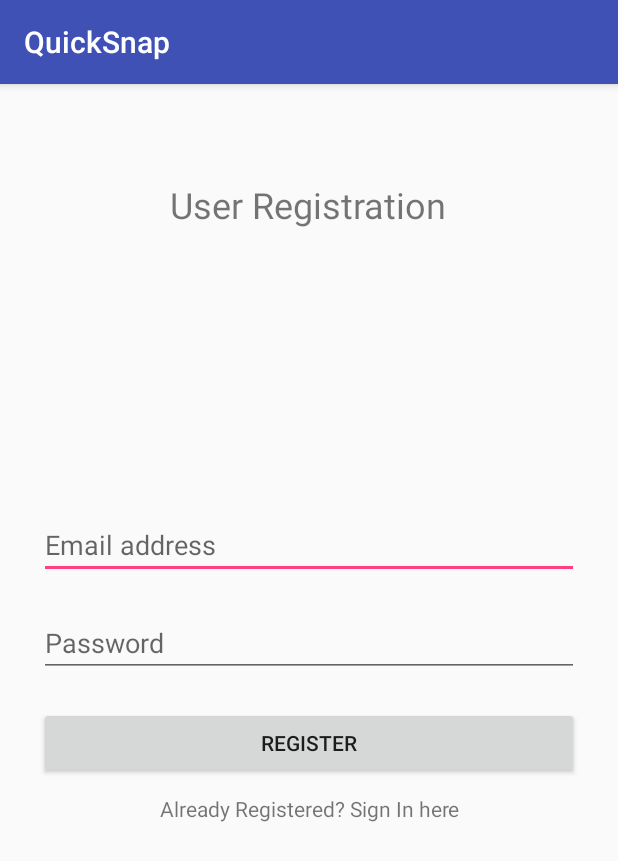
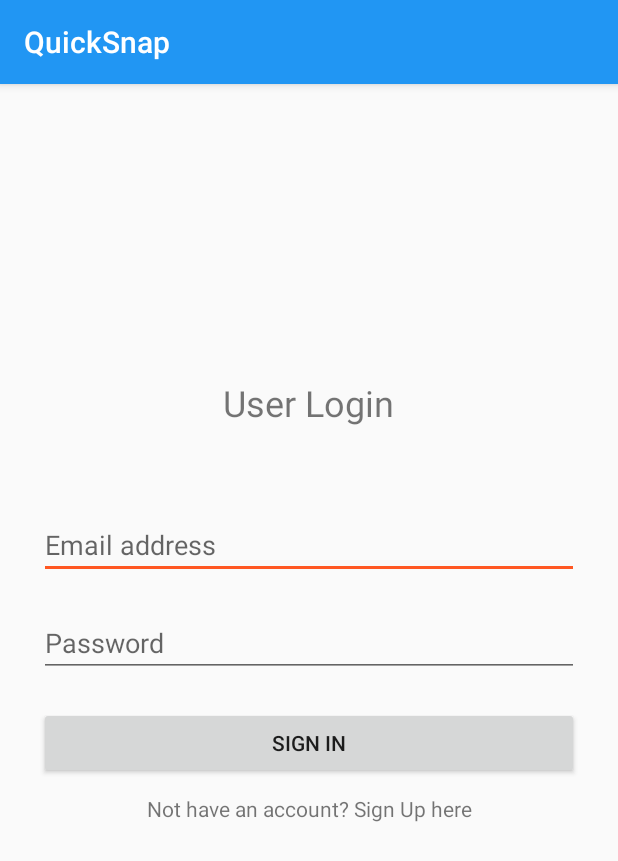
Before and after one commit to Ecko95/QuickSnap, an Android app: the screen it shows after launch (MainActivity), on a phone screen of 412 x 824 dp. Shown: the top 861 px of the screen. Run offline under Robolectric (Android 15) with nearby library versions, the phone set to English and light mode, and no system bars; our stand-ins replace Firebase (no records; nobody signed in at launch, a user with empty details on screens opened directly); libraries missing offline, so code that uses them is left out: com.github.paolorotolo.appintro.

```diff
--- a/app/src/main/AndroidManifest.xml
+++ b/app/src/main/AndroidManifest.xml
@@ -21,7 +21,6 @@
                 <category android:name="android.intent.category.LAUNCHER" />
             </intent-filter>
         </activity>
-        <activity android:name=".LoginActivity" />
         <activity
             android:name=".UserProfileActivity"
             android:label="@string/app_name"
@@ -29,7 +28,8 @@
         <activity android:name=".FullScreenImageActivity" />
         <activity android:name=".VideoPlayActivity" />
         <activity android:name=".IntroActivity" />
-        <activity android:name=".EditImageActivity"></activity>
+        <activity android:name=".EditImageActivity" />
+        <activity android:name=".RegisterActivity" />
     </application>
 
 </manifest>
--- a/app/src/main/java/com/joshuaduffill/quicksnap/IntroActivity.java
+++ b/app/src/main/java/com/joshuaduffill/quicksnap/IntroActivity.java
@@ -27,8 +27,8 @@ public class IntroActivity extends AppIntro {
 
         // Instead of fragments, you can also use our default slide
         // Just set a title, description, background and image. AppIntro will do the rest.
-        addSlide(AppIntroFragment.newInstance("QuickSnap!", "QuickSnap is a photo editor that allows you to capture and share your best moments with friends and family", R.mipmap.quicksnap_logo, getColor(R.color.colorPrimary)));
-        addSlide(AppIntroFragment.newInstance("Snap, Edit & Share!", "In order for the app to work effectively we require storage and camera permissions", R.mipmap.quicksnap_logo, getColor(R.color.colorPrimary)));
+        addSlide(AppIntroFragment.newInstance("QuickSnap!", "QuickSnap is a photo editor that allows you to capture and share your best moments with friends and family", R.mipmap.quicksnap_logo, getColor(R.color.primary_dark)));
+        addSlide(AppIntroFragment.newInstance("Snap, Edit & Share!", "In order for the app to work effectively we require storage and camera permissions", R.mipmap.quicksnap_logo, getColor(R.color.primary_dark)));
 
 
         // Ask for CAMERA permission on the second slide
--- a/app/src/main/java/com/joshuaduffill/quicksnap/MainActivity.java
+++ b/app/src/main/java/com/joshuaduffill/quicksnap/MainActivity.java
@@ -32,14 +32,21 @@ public class MainActivity extends AppCompatActivity {
 
     //initialize our variables
 
-    private Button btnRegister;
+//    private Button btnRegister;
+//    private EditText etEmail;
+//    private EditText etPassword;
+//    private TextView txtSignIn;
+//
+//    private ProgressDialog progressDialog;
+//
+//    private FirebaseAuth firebaseAuth;
+
+    private Button btnSignIn;
     private EditText etEmail;
     private EditText etPassword;
-    private TextView txtSignIn;
-
+    private TextView txtSignUp;
+    private FirebaseAuth firebaseAuth;
     private ProgressDialog progressDialog;
-
-    private FirebaseAuth firebaseAuth;
 
 
     @Override
@@ -48,74 +55,154 @@ public class MainActivity extends AppCompatActivity {
         setContentView(R.layout.activity_main);
 
 
-        //runs AppIntro
-        startActivity(new Intent(getApplicationContext(),IntroActivity.class));
 
-//        //  Declare a new thread to do a preference check
-//        Thread t = new Thread(new Runnable() {
+//        //runs AppIntro
+//        startActivity(new Intent(getApplicationContext(),IntroActivity.class));
+
+
+
+
+        progressDialog = new ProgressDialog(this);
+
+        //  Declare a new thread to do a preference check
+        Thread t = new Thread(new Runnable() {
+            @Override
+            public void run() {
+                //  Initialize SharedPreferences
+                SharedPreferences getPrefs = PreferenceManager
+                        .getDefaultSharedPreferences(getBaseContext());
+
+                //  Create a new boolean and preference and set it to true
+                boolean isFirstStart = getPrefs.getBoolean("firstStart", true);
+
+                //  If the activity has never started before...
+                if (isFirstStart) {
+
+                    //  Launch app intro
+                    Intent i = new Intent(MainActivity.this, IntroActivity.class);
+                    startActivity(i);
+
+                    //  Make a new preferences editor
+                    SharedPreferences.Editor e = getPrefs.edit();
+
+                    //  Edit preference to make it false because we don't want this to run again
+                    e.putBoolean("firstStart", false);
+
+                    //  Apply changes
+                    e.apply();
+                }
+            }
+        });
+
+        // Start the thread
+        t.start();
+
+
+//        //initializing FireBase Auth object
+//        firebaseAuth = FirebaseAuth.getInstance();
+//
+//        //initialising Views
+//        progressDialog = new ProgressDialog(this);
+//        btnRegister = (Button) findViewById(R.id.btnRegister);
+//        etEmail = (EditText) findViewById(R.id.etEmail);
+//        etPassword = (EditText) findViewById(R.id.etPassword);
+//        txtSignIn = (TextView) findViewById(R.id.txtSignIn);
+//
+//        btnRegister.setOnClickListener(new View.OnClickListener() {
 //            @Override
-//            public void run() {
-//                //  Initialize SharedPreferences
-//                SharedPreferences getPrefs = PreferenceManager
-//                        .getDefaultSharedPreferences(getBaseContext());
+//            public void onClick(View view) {
+//                registerUser();
 //
-//                //  Create a new boolean and preference and set it to true
-//                boolean isFirstStart = getPrefs.getBoolean("firstStart", true);
-//
-//                //  If the activity has never started before...
-//                if (isFirstStart) {
-//
-//                    //  Launch app intro
-//                    Intent i = new Intent(MainActivity.this, IntroActivity.class);
-//                    startActivity(i);
-//
-//                    //  Make a new preferences editor
-//                    SharedPreferences.Editor e = getPrefs.edit();
-//
-//                    //  Edit preference to make it false because we don't want this to run again
-//                    e.putBoolean("firstStart", false);
-//
-//                    //  Apply changes
-//                    e.apply();
-//                }
 //            }
 //        });
+//        txtSignIn.setOnClickListener(new View.OnClickListener() {
+//            @Override
+//            public void onClick(View view) {
+//                finish();
+//                startActivity(new Intent(getApplicationContext(),LoginActivity.class));
 //
-//        // Start the thread
-//        t.start();
+//            }
+//        });
 
 
-        //initializing FireBase Auth object
+        //initialise database Auth
         firebaseAuth = FirebaseAuth.getInstance();
 
-        //initialising Views
-        progressDialog = new ProgressDialog(this);
-        btnRegister = (Button) findViewById(R.id.btnRegister);
-        etEmail = (EditText) findViewById(R.id.etEmail);
+        if(firebaseAuth.getCurrentUser() != null){
+            //start user profile activity
+            startActivity(new Intent(this, UserProfileActivity.class));
+            //close current activity
+            finish();
+        }
+
+        //initialise views
+
+        etEmail = (EditText)findViewById(R.id.etEmail);
         etPassword = (EditText) findViewById(R.id.etPassword);
-        txtSignIn = (TextView) findViewById(R.id.txtSignIn);
+        btnSignIn = (Button) findViewById(R.id.btnSignIn);
+        txtSignUp = (TextView)findViewById(R.id.txtSignUp);
 
-        btnRegister.setOnClickListener(new View.OnClickListener() {
+
+        btnSignIn.setOnClickListener(new View.OnClickListener() {
             @Override
             public void onClick(View view) {
-                registerUser();
+                userLogin();
 
             }
         });
-        txtSignIn.setOnClickListener(new View.OnClickListener() {
+        txtSignUp.setOnClickListener(new View.OnClickListener() {
             @Override
             public void onClick(View view) {
                 finish();
-                startActivity(new Intent(getApplicationContext(),LoginActivity.class));
+                startActivity(new Intent(getApplicationContext(),RegisterActivity.class));
 
             }
         });
 
-
-
 //        checkReadExternalStoragePermission();
 
     }
+    private void userLogin(){
+        String email = etEmail.getText().toString().trim();
+        String password = etPassword.getText().toString().trim();
+
+        if (TextUtils.isEmpty(email)) {
+            //email is empty
+            Toast.makeText(this, "Please enter an email address", Toast.LENGTH_SHORT).show();
+            //stops the function from executing further
+            return;
+        }
+
+        if (TextUtils.isEmpty(password)) {
+            //password is empty
+            Toast.makeText(this, "Please enter a password", Toast.LENGTH_SHORT).show();
+            //stops the function from executing further
+            return;
+        }
+        progressDialog.setMessage("Sign In... Please Wait");
+        progressDialog.show();
+
+        firebaseAuth.signInWithEmailAndPassword(email,password)
+                .addOnCompleteListener(this, new OnCompleteListener<AuthResult>() {
+                    @Override
+                    public void onComplete(@NonNull Task<AuthResult> task) {
+
+                        if(task.isSuccessful()){
+                            //close current activity;
+                            finish();
+                            //start user profile activity
+                            startActivity(new Intent(getApplicationContext(), UserProfileActivity.class));
+
+                        }
+                        else {
+                            Toast.makeText(MainActivity.this, "Failed to log in", Toast.LENGTH_SHORT).show();
+                        }
+                        progressDialog.dismiss();
+                    }
+                });
+
+    }
+
 
     @Override
     public void onRequestPermissionsResult(int requestCode, @NonNull String[] permissions, @NonNull int[] grantResults) {
--- a/app/src/main/java/com/joshuaduffill/quicksnap/MediaStoreAdapter.java
+++ b/app/src/main/java/com/joshuaduffill/quicksnap/MediaStoreAdapter.java
@@ -53,7 +53,6 @@ public class MediaStoreAdapter extends RecyclerView.Adapter<MediaStoreAdapter.Vi
                 .thumbnail( 0.1f )
                 .centerCrop()
                 .into(holder.getmImageView());
-
 
     }
 
@@ -159,5 +158,8 @@ public class MediaStoreAdapter extends RecyclerView.Adapter<MediaStoreAdapter.Vi
             default:
         }
     }
+    public void refreshBlockOverlay(int position) {
+        notifyItemChanged(position);
+    }
 
 }
--- a/app/src/main/res/layout/activity_main.xml
+++ b/app/src/main/res/layout/activity_main.xml
@@ -10,13 +10,23 @@
     android:paddingTop="@dimen/activity_vertical_margin"
     tools:context="com.joshuaduffill.quicksnap.MainActivity">
 
+    <TextView
+        android:text="User Login"
+        android:layout_width="wrap_content"
+        android:layout_height="wrap_content"
+        android:layout_above="@+id/linearLayout"
+        android:layout_centerHorizontal="true"
+        android:layout_marginBottom="46dp"
+        android:id="@+id/textView"
+        android:textSize="24sp" />
 
     <LinearLayout
         android:layout_width="match_parent"
         android:layout_height="wrap_content"
         android:orientation="vertical"
         android:layout_centerVertical="true"
-        android:layout_centerHorizontal="true">
+        android:layout_centerHorizontal="true"
+        android:id="@+id/linearLayout">
 
         <EditText
             android:id="@+id/etEmail"
@@ -37,31 +47,20 @@
             android:textAlignment="viewStart" />
 
         <Button
-            android:id="@+id/btnRegister"
+            android:id="@+id/btnSignIn"
             android:layout_width="match_parent"
             android:layout_height="wrap_content"
-            android:text="@string/btn_register"
+            android:text="@string/btn_sign_in"
             android:layout_margin="10dp"
             android:textAlignment="center" />
 
         <TextView
-            android:id="@+id/txtSignIn"
-            android:text="@string/txt_sign_in"
+            android:id="@+id/txtSignUp"
+            android:text="@string/txt_sign_up"
             android:layout_width="match_parent"
             android:layout_height="wrap_content"
             android:textAlignment="center" />
 
     </LinearLayout>
 
-    <TextView
-        android:text="User Registration"
-        android:layout_width="wrap_content"
-        android:layout_height="wrap_content"
-        android:id="@+id/textView"
-        android:textSize="24sp"
-        android:layout_alignParentTop="true"
-        android:layout_centerHorizontal="true"
-        android:layout_marginTop="48dp" />
-
-
 </RelativeLayout>
--- a/app/src/main/res/layout/app_bar_user_profile.xml
+++ b/app/src/main/res/layout/app_bar_user_profile.xml
@@ -29,6 +29,8 @@
         android:layout_height="wrap_content"
         android:layout_gravity="bottom|end"
         android:layout_margin="@dimen/fab_margin"
-        app:srcCompat="@android:drawable/ic_menu_camera" />
+        app:srcCompat="@mipmap/ic_camera"
+        app:backgroundTint="@android:color/white"
+        />
 
 </android.support.design.widget.CoordinatorLayout>
--- a/app/src/main/res/layout/nav_header_user_profile.xml
+++ b/app/src/main/res/layout/nav_header_user_profile.xml
@@ -3,7 +3,7 @@
     xmlns:app="http://schemas.android.com/apk/res-auto"
     android:layout_width="match_parent"
     android:layout_height="@dimen/nav_header_height"
-    android:background="@color/colorPrimary"
+    android:background="@color/primary"
     android:gravity="bottom"
     android:orientation="vertical"
     android:paddingBottom="@dimen/activity_vertical_margin"
--- a/app/src/main/res/menu/activity_user_profile_drawer.xml
+++ b/app/src/main/res/menu/activity_user_profile_drawer.xml
@@ -5,7 +5,7 @@
         <item
             android:id="@+id/nav_camera"
             android:icon="@drawable/ic_menu_camera"
-            android:title="Import" />
+            android:title="Take a Picture" />
         <item
             android:id="@+id/nav_gallery"
             android:icon="@drawable/ic_menu_gallery"
@@ -20,7 +20,7 @@
             android:title="Tools" />
         <item
             android:id="@+id/nav_logOut"
-            android:icon="@drawable/ic_menu_send"
+            android:icon="@mipmap/ic_logout"
             android:title="Logout"/>
     </group>
 
--- a/app/src/main/res/values/colors.xml
+++ b/app/src/main/res/values/colors.xml
@@ -1,8 +1,11 @@
 <?xml version="1.0" encoding="utf-8"?>
 <resources>
-    <color name="colorPrimary">#3F51B5</color>
-    <color name="colorPrimaryDark">#303F9F</color>
-    <color name="colorAccent">#FF4081</color>
-
-    <color name="black_overlay">#66000000</color>
+    <color name="primary">#2196F3</color>
+    <color name="primary_dark">#1976D2</color>
+    <color name="primary_light">#BBDEFB</color>
+    <color name="accent">#FF5722</color>
+    <color name="primary_text">#212121</color>
+    <color name="secondary_text">#757575</color>
+    <color name="icons">#FFFFFF</color>
+    <color name="divider">#BDBDBD</color>
 </resources>
--- a/app/src/main/res/values/strings.xml
+++ b/app/src/main/res/values/strings.xml
@@ -24,6 +24,7 @@
     <string name="navigation_drawer_close">Close navigation drawer</string>
 
     <string name="action_settings">Settings</string>
+    <string name="action_camera">Camera</string>
 
     <string name="title_activity_fullscreen_image">FullscreenImageActivity</string>
     <string name="dummy_button">Dummy Button</string>
--- a/app/src/main/res/values/styles.xml
+++ b/app/src/main/res/values/styles.xml
@@ -3,9 +3,10 @@
     <!-- Base application theme. -->
     <style name="AppTheme" parent="Theme.AppCompat.Light.DarkActionBar">
         <!-- Customize your theme here. -->
-        <item name="colorPrimary">@color/colorPrimary</item>
-        <item name="colorPrimaryDark">@color/colorPrimaryDark</item>
-        <item name="colorAccent">@color/colorAccent</item>
+        <item name="colorPrimary">#2196F3</item>
+        <item name="colorPrimaryDark">#1976D2</item>
+        <item name="colorAccent">#FF5722</item>
+
     </style>
 
     <style name="AppTheme.NoActionBar">
@@ -30,7 +31,7 @@
     </style>
 
     <style name="FullscreenActionBarStyle" parent="Widget.AppCompat.ActionBar">
-        <item name="android:background">@color/black_overlay</item>
+        <item name="android:background">#000</item>
     </style>
 
 </resources>
```
Also changed, not shown: app/src/main/java/com/joshuaduffill/quicksnap/RegisterActivity.java (renamed from app/src/main/java/com/joshuaduffill/quicksnap/LoginActivity.java, +54 -41 lines), app/src/main/java/com/joshuaduffill/quicksnap/UserProfileActivity.java (+9 -3 lines), app/src/main/java/com/joshuaduffill/quicksnap/VideoPlayActivity.java (+15 -4 lines), app/src/main/res/layout/activity_register.xml (renamed from app/src/main/res/layout/activity_login.xml, +16 -17 lines), app/src/main/res/layout/activity_video_play.xml (+5 -4 lines), app/src/main/res/menu/user_profile.xml (+8 -1 lines).
